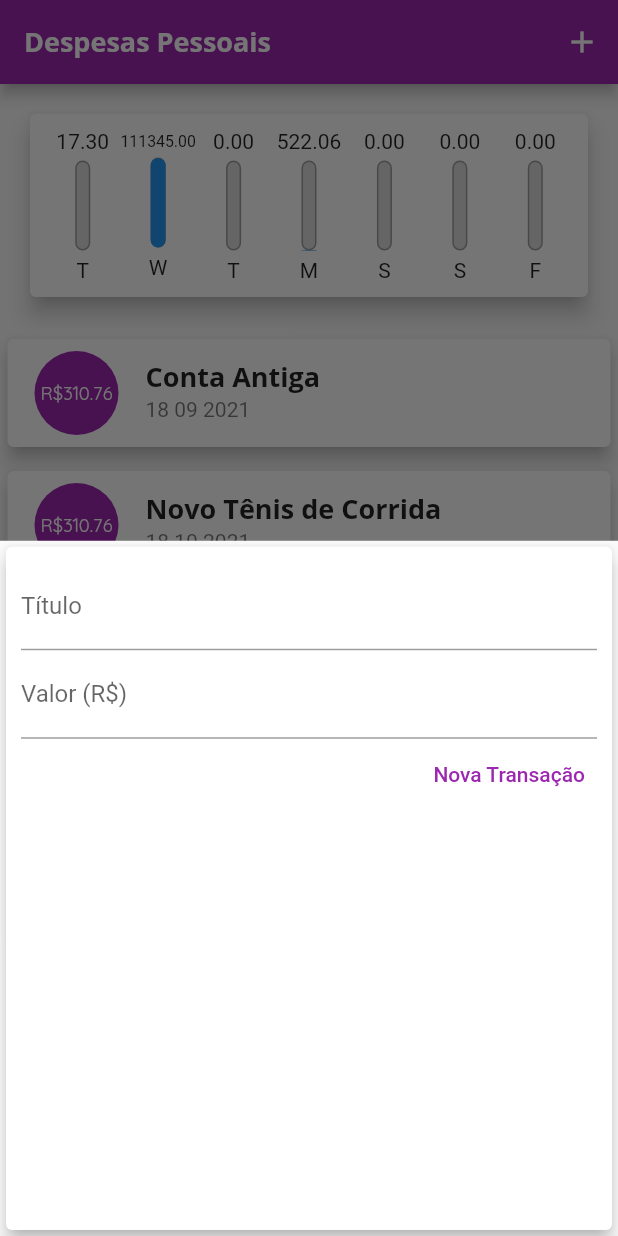
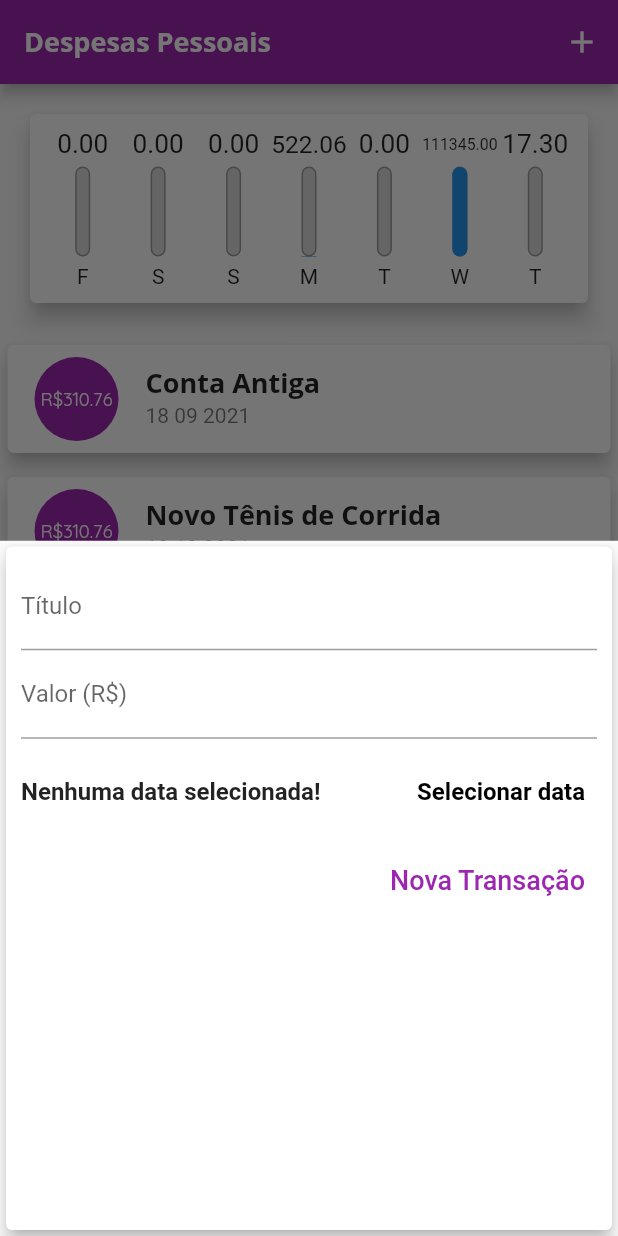
Before and after one commit to PedroPadilhaPortella/Curso_Flutter_Dart_Cod3r, a Flutter app: the screen it shows after launch, after a tap on the "add" icon, on a phone screen of 412 x 824 dp. Run offline on Flutter 3.47's test engine with Material 2 defaults, Android fonts, the phone set to English and light mode, and no system bars.

Commit message:
chart e datePicker

```diff
--- a/expenses/lib/components/chart.dart
+++ b/expenses/lib/components/chart.dart
@@ -27,7 +27,7 @@ class Chart extends StatelessWidget {
         'day': DateFormat.E().format(weekDay)[0],
         'value': totalSum,
       };
-    });
+    }).reversed.toList();
   }
 
   double get _weekTotalValue {
--- a/expenses/lib/components/chart_bar.dart
+++ b/expenses/lib/components/chart_bar.dart
@@ -15,7 +15,7 @@ class ChartBar extends StatelessWidget {
   Widget build(BuildContext context) {
     return Column(
       children: <Widget>[
-        FittedBox(child: Text(value.toStringAsFixed(2))),
+        Container(height: 20, child: FittedBox(child: Text(value.toStringAsFixed(2))),),
         SizedBox(height: 5),
         Container(
           height: 60,
--- a/expenses/lib/components/transaction_form.dart
+++ b/expenses/lib/components/transaction_form.dart
@@ -1,4 +1,5 @@
 import 'package:flutter/material.dart';
+import 'package:intl/intl.dart';
 
 class TransactionForm extends StatefulWidget {
   final void Function(String, double) onSubmit;
@@ -10,16 +11,32 @@ class TransactionForm extends StatefulWidget {
 }
 
 class _TransactionFormState extends State<TransactionForm> {
-  final titleController = TextEditingController();
-  final valueController = TextEditingController();
+  final _titleController = TextEditingController();
+  final _valueController = TextEditingController();
+  DateTime? _selectedDate;
 
   _submitForm() {
-    final title = titleController.text;
-    final double value = double.tryParse(valueController.text) ?? 0.0;
+    final title = _titleController.text;
+    final double value = double.tryParse(_valueController.text) ?? 0.0;
     if (title.isEmpty || value <= 0) {
       return;
     }
     widget.onSubmit(title, value);
+  }
+
+  _showDatePicker() {
+    showDatePicker(
+      context: context,
+      initialDate: DateTime.now(),
+      firstDate: DateTime(2018),
+      lastDate: DateTime(2024),
+    ).then((pickedDate) {
+      if (pickedDate == null) return;
+
+      setState(() {
+        _selectedDate = pickedDate;
+      });
+    });
   }
 
   @override
@@ -31,18 +48,41 @@ class _TransactionFormState extends State<TransactionForm> {
         child: Column(
           children: <Widget>[
             TextField(
-              controller: titleController,
+              controller: _titleController,
               onSubmitted: (_) => _submitForm(),
               decoration: InputDecoration(
                 labelText: 'Título',
               ),
             ),
             TextField(
-              controller: valueController,
+              controller: _valueController,
               keyboardType: TextInputType.numberWithOptions(decimal: true),
               onSubmitted: (_) => _submitForm(),
               decoration: InputDecoration(
                 labelText: 'Valor (R\$)',
+              ),
+            ),
+            Container(
+              height: 70,
+              child: Row(
+                children: <Widget>[
+                  Expanded(
+                    child: Text(
+                        _selectedDate == null
+                            ? 'Nenhuma data selecionada!'
+                            : 'Data Selecionada: ${DateFormat('dd/MM/y').format(_selectedDate!)}',
+                        style: TextStyle(
+                            fontSize: 16, fontWeight: FontWeight.bold)),
+                  ),
+                  TextButton(
+                    child: Text('Selecionar data',
+                        style: TextStyle(
+                            fontSize: 16,
+                            color: Colors.black,
+                            fontWeight: FontWeight.bold)),
+                    onPressed: _showDatePicker,
+                  )
+                ],
               ),
             ),
             Row(
@@ -51,7 +91,10 @@ class _TransactionFormState extends State<TransactionForm> {
                 TextButton(
                   child: Text(
                     'Nova Transação',
-                    style: TextStyle(color: Colors.purple),
+                    style: TextStyle(
+                      color: Colors.purple,
+                      fontSize: 18,
+                    ),
                   ),
                   onPressed: _submitForm,
                 )
--- a/expenses/lib/components/transaction_list.dart
+++ b/expenses/lib/components/transaction_list.dart
@@ -68,7 +68,7 @@ class TransactionList extends StatelessWidget {
 
 
 /*
-Card(
+child: Card(
   child: Row(
     children: <Widget>[
       Container(
```
